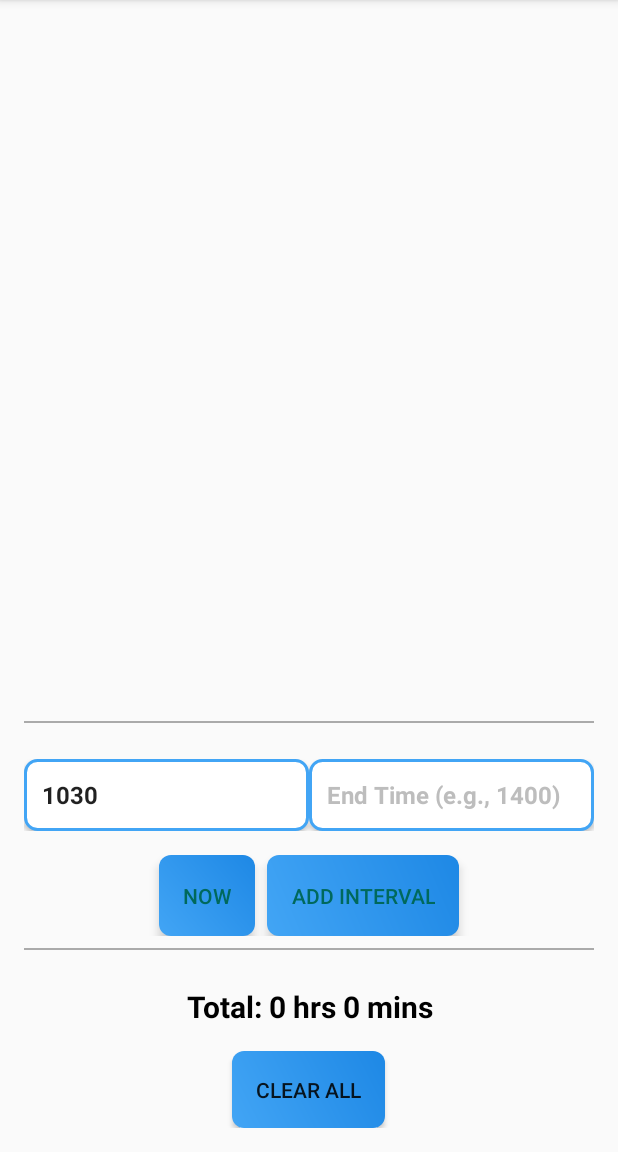
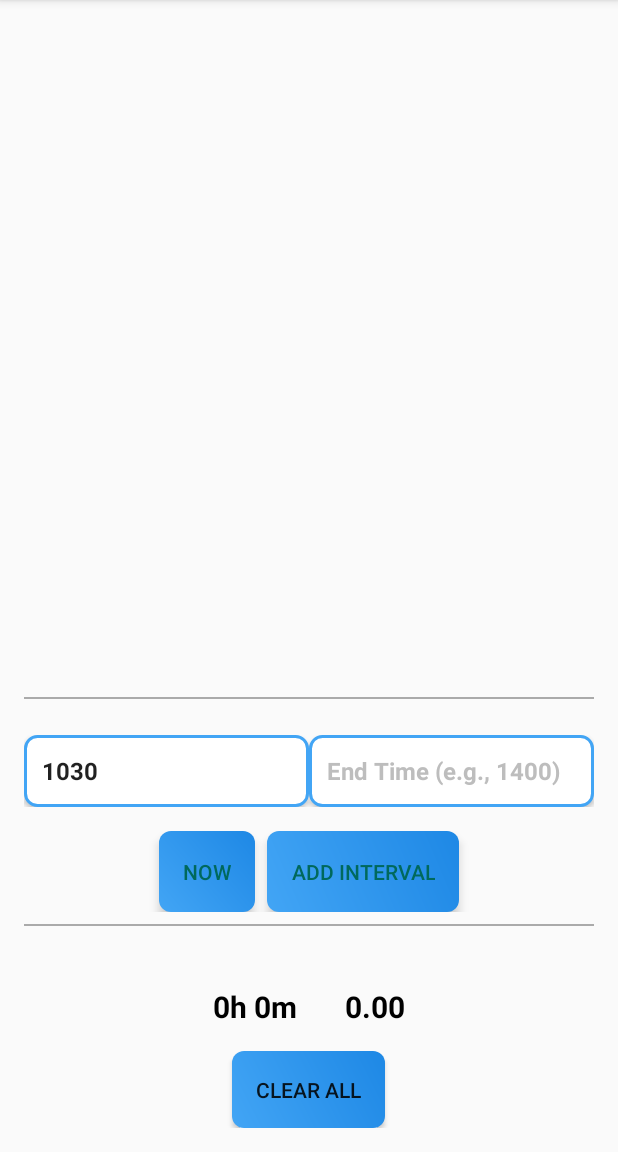
Before and after one commit to ConnorY97/TimeCalculator, an Android app built with Jetpack Compose: the screen it shows after launch (MainActivity), after a tap on "ADD INTERVAL", on a phone screen of 412 x 824 dp, the part 84-1236 px from its top. Run offline under Robolectric (Android 15) with nearby library versions, the phone set to English and light mode, and no system bars; 1 other tap on this screen came first.

Commit message:
Displaying the decimal value of the duration

```diff
--- a/app/src/main/java/com/example/timecalculator/MainActivity.kt
+++ b/app/src/main/java/com/example/timecalculator/MainActivity.kt
@@ -1,24 +1,20 @@
-// MainActivity.kt
 package com.example.timecalculator
 
 import android.content.Context
 import android.content.Intent
 import android.os.Bundle
-import android.util.Log
 import android.view.Menu
 import android.view.MenuItem
-import android.widget.Button
-import android.widget.EditText
-import android.widget.TextView
-import android.widget.Toast
+import android.view.inputmethod.EditorInfo
+import android.widget.*
 import androidx.activity.ComponentActivity
+import androidx.core.content.edit
 import androidx.recyclerview.widget.LinearLayoutManager
 import androidx.recyclerview.widget.RecyclerView
+import com.google.gson.Gson
+import com.google.gson.reflect.TypeToken
 import java.text.SimpleDateFormat
 import java.util.*
-import com.google.gson.Gson
-import com.google.gson.reflect.TypeToken
-import androidx.core.content.edit
 
 class MainActivity : ComponentActivity() {
     private val intervals = mutableListOf<TimeInterval>()
@@ -26,7 +22,6 @@ class MainActivity : ComponentActivity() {
     private lateinit var adapter: TimeIntervalAdapter
     private val gson = Gson()
     private val sharedPrefs by lazy { getSharedPreferences("time_intervals", Context.MODE_PRIVATE) }
-
 
     override fun onCreate(savedInstanceState: Bundle?) {
         super.onCreate(savedInstanceState)
@@ -37,21 +32,19 @@ class MainActivity : ComponentActivity() {
         val addButton: Button = findViewById(R.id.addButton)
         val clearButton: Button = findViewById(R.id.clearButton)
         val totalDurationText: TextView = findViewById(R.id.totalDurationText)
+        val totalValueText: TextView = findViewById(R.id.totalValueText)
         val recyclerView: RecyclerView = findViewById(R.id.intervalsRecyclerView)
         val currentTimeButton: Button = findViewById(R.id.currentTimeButton)
 
-        // Set the start time input as the focus and open the keyboard on launch
         startTimeInput.requestFocus()
         startTimeInput.postDelayed({
             val imm = getSystemService(INPUT_METHOD_SERVICE) as android.view.inputmethod.InputMethodManager
             imm.showSoftInput(startTimeInput, android.view.inputmethod.InputMethodManager.SHOW_IMPLICIT)
         }, 100)
 
-        // Set the end time input as the focus if enter in pressed while in the start time input
         startTimeInput.setOnEditorActionListener { _, actionId, event ->
             val isEnter = (event != null && event.keyCode == android.view.KeyEvent.KEYCODE_ENTER)
-            val isDone = (actionId == android.view.inputmethod.EditorInfo.IME_ACTION_DONE)
-
+            val isDone = (actionId == EditorInfo.IME_ACTION_DONE)
             if (isEnter || isDone) {
                 endTimeInput.requestFocus()
                 return@setOnEditorActionListener true
@@ -59,13 +52,11 @@ class MainActivity : ComponentActivity() {
             false
         }
 
-        // Add interval if enter is pressed while in end time input
         endTimeInput.setOnEditorActionListener { _, actionId, event ->
             val isEnter = (event != null && event.keyCode == android.view.KeyEvent.KEYCODE_ENTER)
-            val isDone = (actionId == android.view.inputmethod.EditorInfo.IME_ACTION_DONE)
-
+            val isDone = (actionId == EditorInfo.IME_ACTION_DONE)
             if (isEnter || isDone) {
-                addInterval(startTimeInput, endTimeInput, totalDurationText)
+                addInterval(startTimeInput, endTimeInput, totalDurationText, totalValueText)
                 startTimeInput.requestFocus()
                 saveIntervals()
                 return@setOnEditorActionListener true
@@ -73,41 +64,41 @@ class MainActivity : ComponentActivity() {
             false
         }
 
-        // Set up RecyclerView
         adapter = TimeIntervalAdapter(
             intervals = intervals,
-            onIntervalChanged = { updateTotalDuration(totalDurationText) },
+            onIntervalChanged = {
+                updateTotalDuration(totalDurationText)
+                updateTotalValue(totalValueText)
+            },
             onValidationError = { message -> showError(message) }
         )
 
         recyclerView.layoutManager = LinearLayoutManager(this)
         recyclerView.adapter = adapter
 
-        // Safe to load intervals
-        // Load any existing intervals
         loadIntervals()
+        updateTotalDuration(totalDurationText)
+        updateTotalValue(totalValueText)
 
         addButton.setOnClickListener {
-            addInterval(startTimeInput, endTimeInput, totalDurationText)
+            addInterval(startTimeInput, endTimeInput, totalDurationText, totalValueText)
             saveIntervals()
         }
 
         clearButton.setOnClickListener {
             val size = intervals.size
             intervals.clear()
-            adapter.notifyItemRangeRemoved(0, size)  // Specify the range of items removed
+            adapter.notifyItemRangeRemoved(0, size)
             updateTotalDuration(totalDurationText)
+            updateTotalValue(totalValueText)
             startTimeInput.text.clear()
             endTimeInput.text.clear()
-
-            // Rest the focus on the start time
             startTimeInput.requestFocus()
             saveIntervals()
         }
 
         currentTimeButton.setOnClickListener {
             val currentTime = timeFormat.format(Calendar.getInstance().time)
-
             when {
                 startTimeInput.isFocused -> startTimeInput.setText(currentTime)
                 endTimeInput.isFocused -> endTimeInput.setText(currentTime)
@@ -119,38 +110,31 @@ class MainActivity : ComponentActivity() {
     private fun addInterval(
         startTimeInput: EditText,
         endTimeInput: EditText,
-        totalDurationText: TextView
+        totalDurationText: TextView,
+        totalValueText: TextView
     ) {
         val startTime = startTimeInput.text.toString()
         val endTime = endTimeInput.text.toString()
-
         val newInterval = TimeInterval(startTime, endTime)
 
         when {
-            !newInterval.isValid() -> {
-                showError("Invalid time format. Use 24-hour format (e.g., 0845)")
-            }
-
-            intervals.any { newInterval.overlaps(it) } -> {
-                showError("This interval overlaps with an existing interval")
-            }
-
+            !newInterval.isValid() -> showError("Invalid time format. Use 24-hour format (e.g., 0845)")
+            intervals.any { newInterval.overlaps(it) } -> showError("This interval overlaps with an existing interval")
             else -> {
                 intervals.add(newInterval)
                 adapter.notifyItemInserted(intervals.size - 1)
                 updateTotalDuration(totalDurationText)
+                updateTotalValue(totalValueText)
                 startTimeInput.text.clear()
                 endTimeInput.text.clear()
             }
         }
 
-        // Rest the focus on the start time
         startTimeInput.requestFocus()
     }
 
     override fun onCreateOptionsMenu(menu: Menu?): Boolean {
         menuInflater.inflate(R.menu.main_menu, menu)
-        Log.d("MainActivity", "Menu created")  // Check Logcat to confirm this runs
         return true
     }
 
@@ -158,7 +142,6 @@ class MainActivity : ComponentActivity() {
         return when (item.itemId) {
             R.id.menu_save -> {
                 saveIntervals()
-                Log.i("menu_save", "Saving intervals")
                 true
             }
             R.id.menu_main -> {
@@ -166,12 +149,11 @@ class MainActivity : ComponentActivity() {
                     addFlags(Intent.FLAG_ACTIVITY_CLEAR_TOP or Intent.FLAG_ACTIVITY_SINGLE_TOP)
                 }
                 startActivity(homeScreen)
-                finish() // Optional if you want to finish this activity explicitly
+                finish()
                 true
             }
             R.id.menu_exit -> {
-                // Handle Exit action
-                finishAffinity() // Close the app
+                finishAffinity()
                 true
             }
             else -> super.onOptionsItemSelected(item)
@@ -180,20 +162,29 @@ class MainActivity : ComponentActivity() {
 
     private fun updateTotalDuration(totalDurationText: TextView) {
         var totalMinutes = 0L
-
         for (interval in intervals) {
             val startTime = timeFormat.parse(interval.startTime)!!
             val endTime = timeFormat.parse(interval.endTime)!!
             val duration = (endTime.time - startTime.time) / (1000 * 60)
             totalMinutes += duration
         }
-
         val hours = totalMinutes / 60
         val minutes = totalMinutes % 60
-        // Use the string resource with placeholders
         val formattedTotal = getString(R.string.total_duration, hours, minutes)
         totalDurationText.text = formattedTotal
+    }
 
+    private fun updateTotalValue(totalValueText: TextView) {
+        var totalMinutes = 0L
+        for (interval in intervals) {
+            val startTime = timeFormat.parse(interval.startTime)!!
+            val endTime = timeFormat.parse(interval.endTime)!!
+            val duration = (endTime.time - startTime.time) / (1000 * 60)
+            totalMinutes += duration
+        }
+        val decimalHours = totalMinutes / 60.0
+        val formattedValue = String.format(Locale.ENGLISH, "%.2f", decimalHours)
+        totalValueText.text = getString(R.string.total_value, formattedValue)
     }
 
     private fun showError(message: String) {
@@ -202,7 +193,7 @@ class MainActivity : ComponentActivity() {
 
     private fun saveIntervals() {
         val json = gson.toJson(intervals)
-        sharedPrefs.edit() { putString("interval_list", json) }
+        sharedPrefs.edit { putString("interval_list", json) }
         Toast.makeText(this, "Intervals saved", Toast.LENGTH_SHORT).show()
     }
 
@@ -211,13 +202,10 @@ class MainActivity : ComponentActivity() {
         if (!json.isNullOrEmpty()) {
             val type = object : TypeToken<MutableList<TimeInterval>>() {}.type
             val savedIntervals: MutableList<TimeInterval> = gson.fromJson(json, type)
-
             intervals.clear()
-            adapter.notifyItemRangeRemoved(0, adapter.itemCount)  // Let RecyclerView know items were removed
-
+            adapter.notifyItemRangeRemoved(0, adapter.itemCount)
             intervals.addAll(savedIntervals)
-            adapter.notifyItemRangeInserted(0, intervals.size)    // Let RecyclerView know new items were inserted
+            adapter.notifyItemRangeInserted(0, intervals.size)
         }
     }
-
 }
--- a/app/src/main/res/layout/activity_main.xml
+++ b/app/src/main/res/layout/activity_main.xml
@@ -104,17 +104,39 @@
         android:layout_marginTop="8dp"
         android:layout_marginBottom="8dp" />
 
+    <LinearLayout
+        style="?android:attr/buttonBarStyle"
+        android:layout_width="match_parent"
+        android:layout_height="wrap_content"
+        android:orientation="horizontal"
+        android:gravity="center_horizontal"
+        android:layout_marginTop="16dp">
+
         <TextView
             android:id="@+id/totalDurationText"
-        android:layout_width="match_parent"
+            android:layout_width="wrap_content"
             android:layout_height="wrap_content"
-        android:text="@string/total_time"
+            android:text="@string/total_duration"
             android:textSize="20sp"
             android:textStyle="bold"
             android:textAlignment="center"
             android:gravity="center"
             android:padding="16dp"
             android:textColor="@android:color/black" />
+
+        <TextView
+            android:id="@+id/totalValueText"
+            android:layout_width="wrap_content"
+            android:layout_height="wrap_content"
+            android:gravity="center"
+            android:padding="16dp"
+            android:text="@string/total_value"
+            android:textAlignment="center"
+            android:textColor="@android:color/black"
+            android:textSize="20sp"
+            android:textStyle="bold" />
+    </LinearLayout>
+
 
 
     <Button
--- a/app/src/main/res/values/strings.xml
+++ b/app/src/main/res/values/strings.xml
@@ -8,9 +8,10 @@
     <string name="error_invalid_time">Invalid time format. Use 24-hour format (e.g., 0845).</string>
     <string name="error_overlapping_intervals">This interval overlaps with an existing interval.</string>
     <string name="error_select_field">Please select a field to input the current time.</string>
-    <string name="total_duration">Total: %1$d hrs %2$d mins</string>
+    <string name="total_duration">%1$dh %2$dm</string>
+    <string name="total_value">%1$s</string>
     <string name="intervals_label">Intervals:</string>
-    <string name="total_time">Total: 0 hrs 0 mins</string>
+    <string name="total_time">0 h 0 m</string>
     <string name="time_calculator">Time Calculator</string>
     <string name="new_interval">New Interval</string>
     <string name="sub_menu_save">Save</string>
```
Also changed, not shown: 1 other file. Lines whose indentation alone changed are shown as unchanged.
